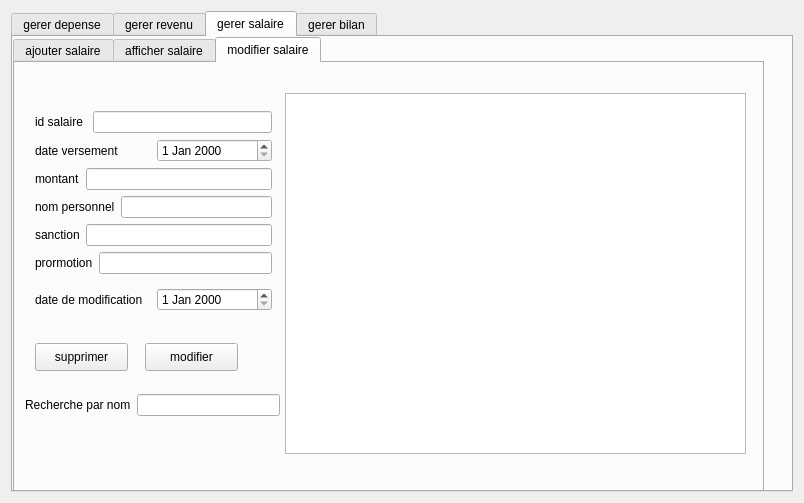
nourmanai/projetqt-, file nour2/menuadmin.ui: the form before one commit.
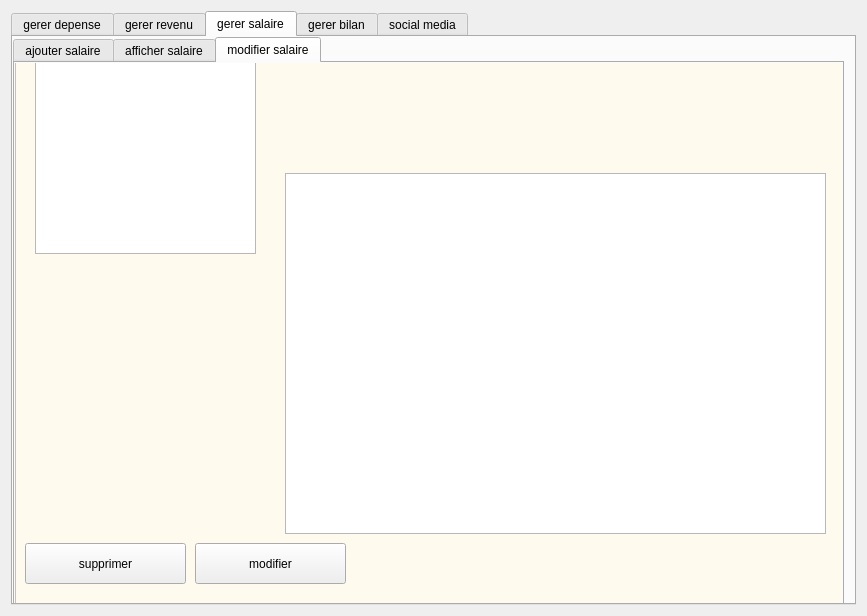
The form after the commit. The open tabs and pages were chosen to show the change. Icons and pictures are not drawn.

What changed in the file:
```diff
--- a/nour2/menuadmin.ui
+++ b/nour2/menuadmin.ui
@@ -6,8 +6,8 @@
    <rect>
     <x>0</x>
     <y>0</y>
-    <width>804</width>
-    <height>503</height>
+    <width>867</width>
+    <height>616</height>
    </rect>
   </property>
   <property name="windowTitle">
@@ -17,7 +17,10 @@
    <item>
     <widget class="QTabWidget" name="tabWidget">
      <property name="currentIndex">
-      <number>2</number>
+      <number>0</number>
+     </property>
+     <property name="movable">
+      <bool>true</bool>
      </property>
      <widget class="QWidget" name="tab_gerer_dep">
       <attribute name="title">
@@ -578,8 +581,8 @@
         <rect>
          <x>0</x>
          <y>0</y>
-         <width>751</width>
-         <height>461</height>
+         <width>831</width>
+         <height>571</height>
         </rect>
        </property>
        <property name="currentIndex">
@@ -721,8 +724,8 @@
          <property name="geometry">
           <rect>
            <x>270</x>
-           <y>30</y>
-           <width>461</width>
+           <y>110</y>
+           <width>541</width>
            <height>361</height>
           </rect>
          </property>
@@ -730,12 +733,15 @@
         <widget class="QPushButton" name="pushButton_modif_sal">
          <property name="geometry">
           <rect>
-           <x>130</x>
-           <y>280</y>
-           <width>93</width>
-           <height>28</height>
+           <x>180</x>
+           <y>480</y>
+           <width>151</width>
+           <height>41</height>
           </rect>
          </property>
+         <property name="styleSheet">
+          <string notr="true">border-image: url(:/res/MODIF2.png);</string>
+         </property>
          <property name="text">
           <string>modifier</string>
          </property>
@@ -743,23 +749,26 @@
         <widget class="QPushButton" name="pushButton_supp_sal">
          <property name="geometry">
           <rect>
-           <x>20</x>
-           <y>280</y>
-           <width>93</width>
-           <height>28</height>
+           <x>10</x>
+           <y>480</y>
+           <width>161</width>
+           <height>41</height>
           </rect>
          </property>
+         <property name="styleSheet">
+          <string notr="true">border-image: url(:/res/supp2.png);</string>
+         </property>
          <property name="text">
           <string>supprimer</string>
          </property>
         </widget>
-        <widget class="QWidget" name="">
+        <widget class="QWidget" name="layoutWidget">
          <property name="geometry">
           <rect>
-           <x>20</x>
-           <y>40</y>
-           <width>237</width>
-           <height>216</height>
+           <x>10</x>
+           <y>200</y>
+           <width>241</width>
+           <height>201</height>
           </rect>
          </property>
          <layout class="QVBoxLayout" name="verticalLayout_7">
@@ -871,28 +880,66 @@
           </item>
          </layout>
         </widget>
-        <widget class="QWidget" name="">
+        <widget class="QGraphicsView" name="graphicsView">
          <property name="geometry">
           <rect>
-           <x>10</x>
-           <y>330</y>
-           <width>255</width>
-           <height>24</height>
+           <x>20</x>
+           <y>-10</y>
+           <width>221</width>
+           <height>201</height>
           </rect>
          </property>
-         <layout class="QHBoxLayout" name="horizontalLayout_27">
-          <item>
-           <widget class="QLabel" name="label_29">
-            <property name="text">
-             <string>Recherche par nom</string>
-            </property>
-           </widget>
-          </item>
-          <item>
-           <widget class="QLineEdit" name="lineEdit_cherch_perso"/>
-          </item>
-         </layout>
+         <property name="styleSheet">
+          <string notr="true">border-image: url(:/res/logo.png);</string>
+         </property>
         </widget>
+        <widget class="QGraphicsView" name="graphicsView_16">
+         <property name="geometry">
+          <rect>
+           <x>0</x>
+           <y>-30</y>
+           <width>851</width>
+           <height>581</height>
+          </rect>
+         </property>
+         <property name="styleSheet">
+          <string notr="true">
+background-color: rgb(255, 250, 238);</string>
+         </property>
+        </widget>
+        <widget class="QLabel" name="label_29">
+         <property name="geometry">
+          <rect>
+           <x>50</x>
+           <y>410</y>
+           <width>112</width>
+           <height>16</height>
+          </rect>
+         </property>
+         <property name="text">
+          <string>Recherche par nom</string>
+         </property>
+        </widget>
+        <widget class="QLineEdit" name="lineEdit_cherch_perso">
+         <property name="geometry">
+          <rect>
+           <x>20</x>
+           <y>430</y>
+           <width>191</width>
+           <height>31</height>
+          </rect>
+         </property>
+         <property name="styleSheet">
+          <string notr="true">border-image: url(:/res/cherche2.png);</string>
+         </property>
+        </widget>
+        <zorder>graphicsView_16</zorder>
+        <zorder>tableView_modif_sal</zorder>
+        <zorder>pushButton_modif_sal</zorder>
+        <zorder>pushButton_supp_sal</zorder>
+        <zorder>layoutWidget</zorder>
+        <zorder>layoutWidget</zorder>
+        <zorder>graphicsView</zorder>
        </widget>
       </widget>
      </widget>
@@ -924,6 +971,108 @@
        </widget>
       </widget>
      </widget>
+     <widget class="QWidget" name="tab_mail">
+      <attribute name="title">
+       <string>social media</string>
+      </attribute>
+      <widget class="QPushButton" name="envoyer">
+       <property name="geometry">
+        <rect>
+         <x>280</x>
+         <y>50</y>
+         <width>201</width>
+         <height>41</height>
+        </rect>
+       </property>
+       <property name="styleSheet">
+        <string notr="true">border-image: url(:/res/mail.png);</string>
+       </property>
+       <property name="text">
+        <string>Mail</string>
+       </property>
+      </widget>
+      <widget class="QPushButton" name="retour">
+       <property name="geometry">
+        <rect>
+         <x>280</x>
+         <y>120</y>
+         <width>201</width>
+         <height>41</height>
+        </rect>
+       </property>
+       <property name="styleSheet">
+        <string notr="true">border-image: url(:/res/fb.png);</string>
+       </property>
+       <property name="text">
+        <string>Facebook</string>
+       </property>
+      </widget>
+      <widget class="QLabel" name="label_30">
+       <property name="geometry">
+        <rect>
+         <x>140</x>
+         <y>90</y>
+         <width>55</width>
+         <height>16</height>
+        </rect>
+       </property>
+       <property name="text">
+        <string/>
+       </property>
+      </widget>
+      <widget class="QPushButton" name="pushButton">
+       <property name="geometry">
+        <rect>
+         <x>280</x>
+         <y>200</y>
+         <width>201</width>
+         <height>41</height>
+        </rect>
+       </property>
+       <property name="styleSheet">
+        <string notr="true">border-image: url(:/res/insta.png);</string>
+       </property>
+       <property name="text">
+        <string>Instagram</string>
+       </property>
+      </widget>
+      <widget class="QPushButton" name="pushButton_2">
+       <property name="geometry">
+        <rect>
+         <x>280</x>
+         <y>270</y>
+         <width>201</width>
+         <height>41</height>
+        </rect>
+       </property>
+       <property name="styleSheet">
+        <string notr="true">border-image: url(:/res/linked.png);</string>
+       </property>
+       <property name="text">
+        <string>Linkedin</string>
+       </property>
+      </widget>
+      <widget class="QGraphicsView" name="graphicsView_27">
+       <property name="geometry">
+        <rect>
+         <x>0</x>
+         <y>0</y>
+         <width>841</width>
+         <height>571</height>
+        </rect>
+       </property>
+       <property name="styleSheet">
+        <string notr="true">
+background-color: rgb(255, 250, 238);</string>
+       </property>
+      </widget>
+      <zorder>graphicsView_27</zorder>
+      <zorder>envoyer</zorder>
+      <zorder>retour</zorder>
+      <zorder>label_30</zorder>
+      <zorder>pushButton</zorder>
+      <zorder>pushButton_2</zorder>
+     </widget>
     </widget>
    </item>
   </layout>
```
Left out of the diff: 590 changed lines with no effect on the pictures.
